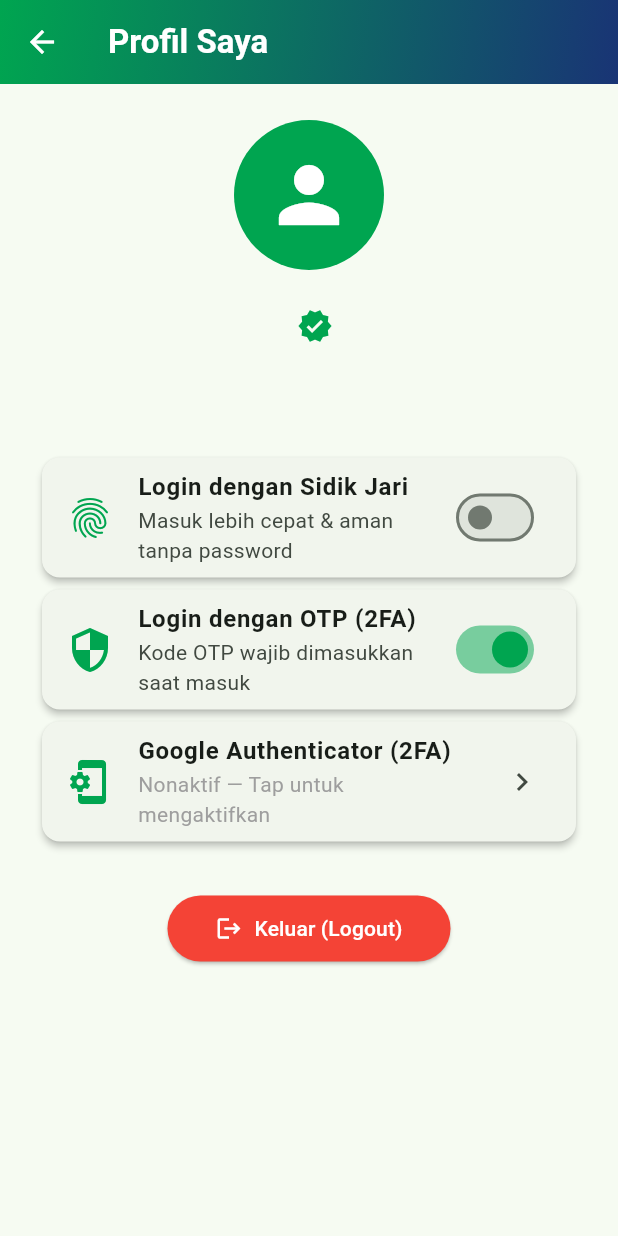
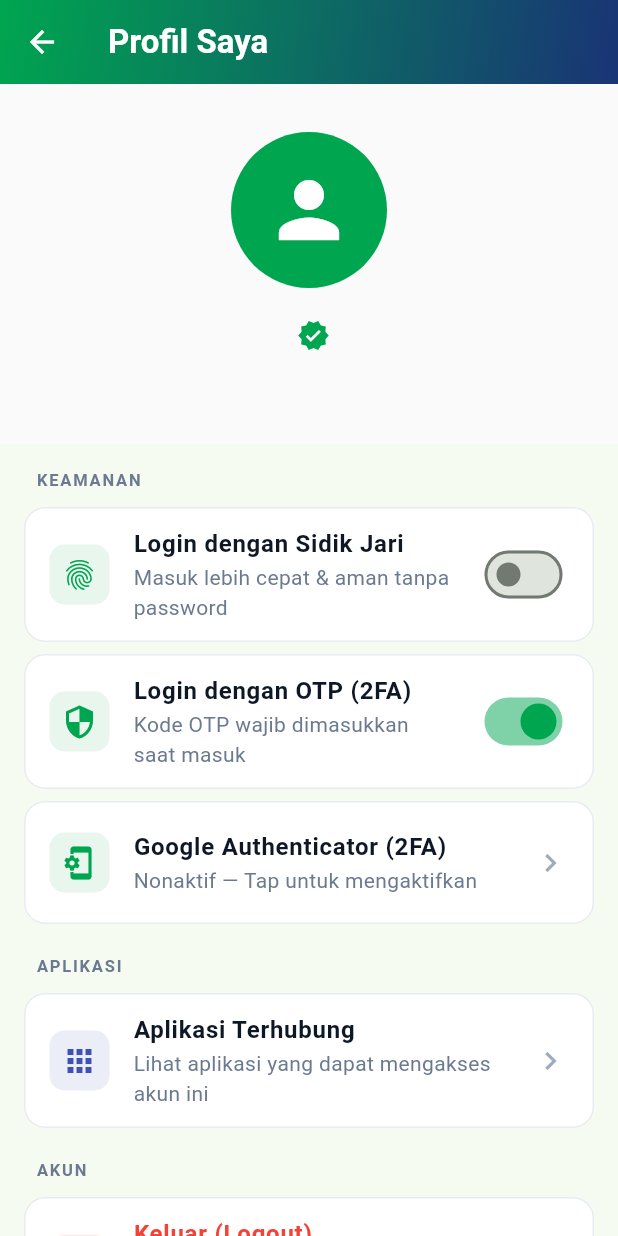
Before and after one commit to muhamadayeshaaulia/emoney_walet, a Flutter app: the ProfilePage screen opened directly, on a phone screen of 412 x 824 dp. Run offline on Flutter 3.47's test engine with Material 3 defaults, Android fonts, the phone set to English and light mode, and no system bars; our stand-ins replace app_links, dio, firebase_auth, firebase_core, flutter_local_notifications, flutter_secure_storage and 3 more; missing offline and left inert: gal; accounts and stored records are empty; network calls fail.

Commit message:
feat : membuat fitur akun terhubung dengan aplikasi apa saja di ewallet

```diff
--- a/lib/features/wallet/presentation/pages/profile_page.dart
+++ b/lib/features/wallet/presentation/pages/profile_page.dart
@@ -11,6 +11,7 @@ import '../../../../core/widgets/app_button.dart';
 import '../../../../core/widgets/app_field.dart';
 import '../../../auth/presentation/pages/login_page.dart';
 import 'google_auth_setup_page.dart';
+import 'connected_apps_page.dart';
 
 class ProfilePage extends StatefulWidget {
   const ProfilePage({super.key});
@@ -508,13 +509,17 @@ class _ProfilePageState extends State<ProfilePage> {
         ),
       ),
       body: SingleChildScrollView(
-        child: Padding(
-          padding: const EdgeInsets.symmetric(vertical: 24.0),
         child: Column(
-            mainAxisAlignment: MainAxisAlignment.center,
+          children: [
+            // ── Header Profil ──
+            Container(
+              width: double.infinity,
+              color: Colors.grey[50],
+              padding: const EdgeInsets.fromLTRB(24, 32, 24, 32),
+              child: Column(
                 children: [
                   CircleAvatar(
-              radius: 50,
+                    radius: 52,
                     backgroundColor: AppColors.primaryColor,
                     backgroundImage: user?.photoURL != null
                         ? NetworkImage(user!.photoURL!)
@@ -523,115 +528,220 @@ class _ProfilePageState extends State<ProfilePage> {
                         ? const Icon(Icons.person, size: 60, color: Colors.white)
                         : null,
                   ),
-            const SizedBox(height: 20),
+                  const SizedBox(height: 16),
                   Row(
                     mainAxisAlignment: MainAxisAlignment.center,
                     children: [
                       Text(
                         _userName,
-                  style: const TextStyle(fontSize: 24, fontWeight: FontWeight.bold),
+                        style: const TextStyle(fontSize: 22, fontWeight: FontWeight.bold, color: AppColors.ink),
                       ),
                       if (isVerified) ...[
-                  const SizedBox(width: 8),
-                  const Icon(Icons.verified, color: AppColors.primaryColor, size: 24),
+                        const SizedBox(width: 6),
+                        const Icon(Icons.verified, color: AppColors.primaryColor, size: 22),
                       ]
                     ],
                   ),
                   const SizedBox(height: 4),
                   Text(
                     email,
-              style: const TextStyle(fontSize: 16, color: Colors.grey),
+                    style: const TextStyle(fontSize: 14, color: AppColors.slate500),
                   ),
-            const SizedBox(height: 40),
-            Padding(
-              padding: const EdgeInsets.symmetric(horizontal: 24.0),
-              child: Card(
-                elevation: 2,
-                shape: RoundedRectangleBorder(borderRadius: BorderRadius.circular(12)),
+                ],
+              ),
+            ),
+
+            const SizedBox(height: 8),
+
+            // ── Seksi Keamanan ──
+            _sectionLabel('Keamanan'),
+            _settingsCard(
               child: _isFingerprintEnabled == null
-                    ? const ListTile(
-                        leading: Icon(Icons.fingerprint, color: Colors.grey, size: 32),
-                        title: Text('Memuat pengaturan...', style: TextStyle(color: Colors.grey)),
-                        trailing: SizedBox(width: 20, height: 20, child: CircularProgressIndicator(strokeWidth: 2)),
-                      )
+                  ? const _LoadingTile(icon: Icons.fingerprint, label: 'Sidik Jari')
                   : SwitchListTile(
-                        title: const Text('Login dengan Sidik Jari', style: TextStyle(fontWeight: FontWeight.bold)),
-                        subtitle: const Text('Masuk lebih cepat & aman tanpa password'),
+                      title: const Text('Login dengan Sidik Jari', style: TextStyle(fontWeight: FontWeight.bold, color: AppColors.ink)),
+                      subtitle: const Text('Masuk lebih cepat & aman tanpa password', style: TextStyle(color: AppColors.slate500)),
                       value: _isFingerprintEnabled!,
                       onChanged: _toggleFingerprint,
-                        secondary: const Icon(Icons.fingerprint, color: AppColors.primaryColor, size: 32),
+                      secondary: Container(
+                        padding: const EdgeInsets.all(8),
+                        decoration: BoxDecoration(
+                          color: AppColors.primarySurface,
+                          borderRadius: BorderRadius.circular(10),
+                        ),
+                        child: const Icon(Icons.fingerprint, color: AppColors.primaryColor, size: 24),
+                      ),
                       activeColor: AppColors.primaryColor,
+                      contentPadding: const EdgeInsets.symmetric(horizontal: 16, vertical: 4),
                     ),
             ),
-            ),
-              Padding(
-                padding: const EdgeInsets.symmetric(horizontal: 24.0),
-                child: Card(
-                  elevation: 2,
-                  shape: RoundedRectangleBorder(borderRadius: BorderRadius.circular(12)),
+            _settingsCard(
               child: _isOtpLoginEnabled == null
-                      ? const ListTile(
-                          leading: Icon(Icons.security, color: Colors.grey, size: 32),
-                          title: Text('Memuat pengaturan...', style: TextStyle(color: Colors.grey)),
-                          trailing: SizedBox(width: 20, height: 20, child: CircularProgressIndicator(strokeWidth: 2)),
-                        )
+                  ? const _LoadingTile(icon: Icons.security, label: 'OTP (2FA)')
                   : SwitchListTile(
-                          title: const Text('Login dengan OTP (2FA)', style: TextStyle(fontWeight: FontWeight.bold)),
-                          subtitle: const Text('Kode OTP wajib dimasukkan saat masuk'),
+                      title: const Text('Login dengan OTP (2FA)', style: TextStyle(fontWeight: FontWeight.bold, color: AppColors.ink)),
+                      subtitle: const Text('Kode OTP wajib dimasukkan saat masuk', style: TextStyle(color: AppColors.slate500)),
                       value: _isOtpLoginEnabled!,
                       onChanged: _toggleOtpLogin,
-                          secondary: const Icon(Icons.security, color: AppColors.primaryColor, size: 32),
+                      secondary: Container(
+                        padding: const EdgeInsets.all(8),
+                        decoration: BoxDecoration(
+                          color: AppColors.primarySurface,
+                          borderRadius: BorderRadius.circular(10),
+                        ),
+                        child: const Icon(Icons.security, color: AppColors.primaryColor, size: 24),
+                      ),
                       activeColor: AppColors.primaryColor,
+                      contentPadding: const EdgeInsets.symmetric(horizontal: 16, vertical: 4),
                     ),
             ),
+            _settingsCard(
+              child: _isTotpEnabled == null
+                  ? const _LoadingTile(icon: Icons.phonelink_setup, label: 'Google Authenticator')
+                  : ListTile(
+                      leading: Container(
+                        padding: const EdgeInsets.all(8),
+                        decoration: BoxDecoration(
+                          color: _isTotpEnabled! ? Colors.green.withOpacity(0.1) : AppColors.primarySurface,
+                          borderRadius: BorderRadius.circular(10),
                         ),
-              Padding(
-                padding: const EdgeInsets.symmetric(horizontal: 24.0),
-                child: Card(
-                  elevation: 2,
-                  shape: RoundedRectangleBorder(borderRadius: BorderRadius.circular(12)),
-                  child: _isTotpEnabled == null
-                      ? const ListTile(
-                          leading: Icon(Icons.phonelink_setup, color: Colors.grey, size: 32),
-                          title: Text('Memuat pengaturan...', style: TextStyle(color: Colors.grey)),
-                          trailing: SizedBox(width: 20, height: 20, child: CircularProgressIndicator(strokeWidth: 2)),
-                        )
-                      : ListTile(
-                          leading: Icon(
+                        child: Icon(
                           _isTotpEnabled! ? Icons.verified_user : Icons.phonelink_setup,
                           color: _isTotpEnabled! ? Colors.green : AppColors.primaryColor,
-                            size: 32,
-                          ),
-                          title: const Text('Google Authenticator (2FA)', style: TextStyle(fontWeight: FontWeight.bold)),
-                          subtitle: Text(
-                            _isTotpEnabled!
-                                ? 'Aktif (Digunakan saat pembayaran)'
-                                : 'Nonaktif — Tap untuk mengaktifkan',
-                            style: TextStyle(
-                              color: _isTotpEnabled! ? Colors.green : Colors.grey,
+                          size: 24,
                         ),
                       ),
-                          trailing: _isTotpEnabled!
-                              ? const Icon(Icons.check_circle, color: Colors.green)
-                              : const Icon(Icons.chevron_right),
+                      title: const Text('Google Authenticator (2FA)', style: TextStyle(fontWeight: FontWeight.bold, color: AppColors.ink)),
+                      subtitle: Text(
+                        _isTotpEnabled! ? 'Aktif — Digunakan saat pembayaran' : 'Nonaktif — Tap untuk mengaktifkan',
+                        style: TextStyle(color: _isTotpEnabled! ? Colors.green : AppColors.slate500),
+                      ),
+                      trailing: Icon(
+                        _isTotpEnabled! ? Icons.check_circle : Icons.chevron_right,
+                        color: _isTotpEnabled! ? Colors.green : AppColors.slate400,
+                      ),
+                      contentPadding: const EdgeInsets.symmetric(horizontal: 16, vertical: 4),
                       onTap: _isTotpEnabled! ? _resetGoogleAuthenticator : _setupGoogleAuthenticator,
                     ),
             ),
+
+            const SizedBox(height: 8),
+
+            // ── Seksi Aplikasi ──
+            _sectionLabel('Aplikasi'),
+            _settingsCard(
+              child: ListTile(
+                leading: Container(
+                  padding: const EdgeInsets.all(8),
+                  decoration: BoxDecoration(
+                    color: Colors.indigo.withOpacity(0.1),
+                    borderRadius: BorderRadius.circular(10),
                   ),
-              const SizedBox(height: 30),
-              ElevatedButton.icon(
-                onPressed: () => _logout(context),
-                icon: const Icon(Icons.logout, color: Colors.white),
-                label: const Text('Keluar (Logout)', style: TextStyle(color: Colors.white)),
-                style: ElevatedButton.styleFrom(
-                  backgroundColor: Colors.red,
-                  padding: const EdgeInsets.symmetric(horizontal: 32, vertical: 12),
+                  child: const Icon(Icons.apps_rounded, color: Colors.indigo, size: 24),
+                ),
+                title: const Text('Aplikasi Terhubung', style: TextStyle(fontWeight: FontWeight.bold, color: AppColors.ink)),
+                subtitle: const Text('Lihat aplikasi yang dapat mengakses akun ini', style: TextStyle(color: AppColors.slate500)),
+                trailing: const Icon(Icons.chevron_right, color: AppColors.slate400),
+                contentPadding: const EdgeInsets.symmetric(horizontal: 16, vertical: 4),
+                onTap: _showConnectedApps,
               ),
             ),
+
+            const SizedBox(height: 8),
+
+            // ── Seksi Akun ──
+            _sectionLabel('Akun'),
+            _settingsCard(
+              child: ListTile(
+                leading: Container(
+                  padding: const EdgeInsets.all(8),
+                  decoration: BoxDecoration(
+                    color: Colors.red.withOpacity(0.1),
+                    borderRadius: BorderRadius.circular(10),
+                  ),
+                  child: const Icon(Icons.logout_rounded, color: Colors.red, size: 24),
+                ),
+                title: const Text('Keluar (Logout)', style: TextStyle(fontWeight: FontWeight.bold, color: Colors.red)),
+                subtitle: const Text('Keluar dari akun E-Money Mamah Saya', style: TextStyle(color: AppColors.slate500)),
+                trailing: const Icon(Icons.chevron_right, color: Colors.red),
+                contentPadding: const EdgeInsets.symmetric(horizontal: 16, vertical: 4),
+                onTap: () => _logout(context),
+              ),
+            ),
+            const SizedBox(height: 40),
           ],
+        ),
+      ),
+    );
+  }
+
+  Widget _sectionLabel(String label) {
+    return Padding(
+      padding: const EdgeInsets.fromLTRB(24, 8, 24, 6),
+      child: Align(
+        alignment: Alignment.centerLeft,
+        child: Text(
+          label.toUpperCase(),
+          style: const TextStyle(
+            fontSize: 11,
+            fontWeight: FontWeight.bold,
+            letterSpacing: 1.2,
+            color: AppColors.slate500,
           ),
         ),
       ),
     );
   }
+
+  Widget _settingsCard({required Widget child}) {
+    return Padding(
+      padding: const EdgeInsets.symmetric(horizontal: 16, vertical: 4),
+      child: Container(
+        decoration: BoxDecoration(
+          color: Colors.white,
+          borderRadius: BorderRadius.circular(14),
+          border: Border.all(color: AppColors.line),
+        ),
+        child: child,
+      ),
+    );
   }
+
+  void _showConnectedApps() {
+    Navigator.push(
+      context,
+      MaterialPageRoute(builder: (_) => const ConnectedAppsPage()),
+    );
+  }
+}
+
+class _LoadingTile extends StatelessWidget {
+  final IconData icon;
+  final String label;
+
+  const _LoadingTile({required this.icon, required this.label});
+
+  @override
+  Widget build(BuildContext context) {
+    return ListTile(
+      leading: Container(
+        padding: const EdgeInsets.all(8),
+        decoration: BoxDecoration(
+          color: AppColors.line,
+          borderRadius: BorderRadius.circular(10),
+        ),
+        child: Icon(icon, color: AppColors.slate400, size: 24),
+      ),
+      title: Text(
+        'Memuat $label...',
+        style: const TextStyle(color: AppColors.slate400, fontWeight: FontWeight.w500),
+      ),
+      trailing: const SizedBox(
+        width: 18,
+        height: 18,
+        child: CircularProgressIndicator(strokeWidth: 2, color: AppColors.primaryColor),
+      ),
+      contentPadding: const EdgeInsets.symmetric(horizontal: 16, vertical: 4),
+    );
+  }
+}
```
Also changed, not shown: lib/features/wallet/presentation/pages/connected_apps_page.dart (added, +374 -0 lines), 1 other file. Lines whose indentation alone changed are shown as unchanged.
